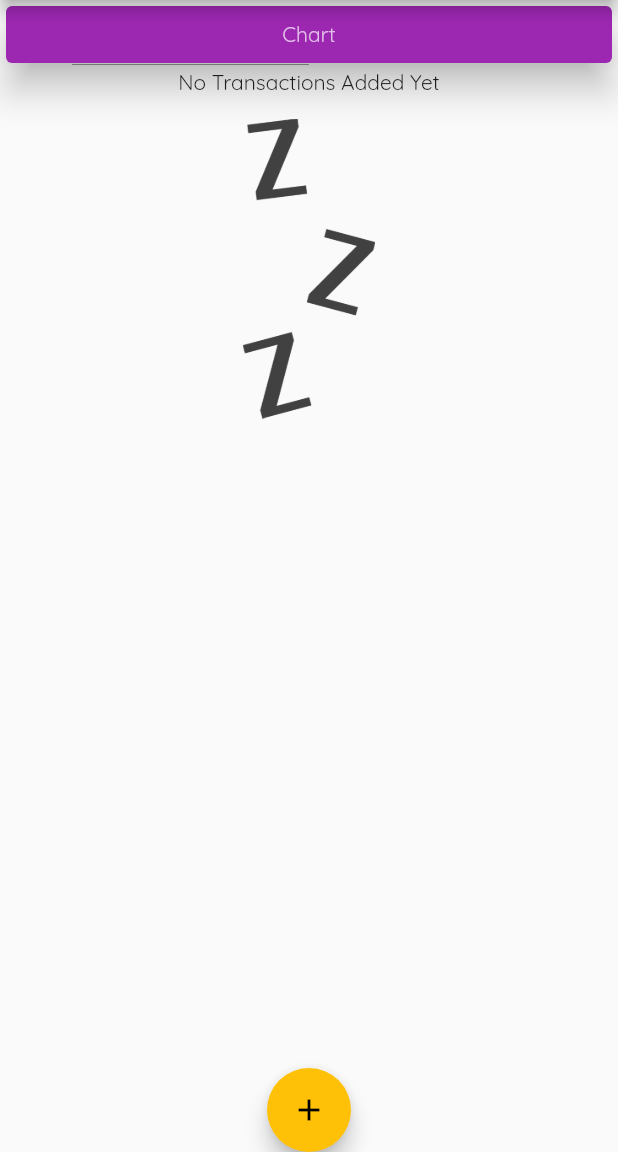
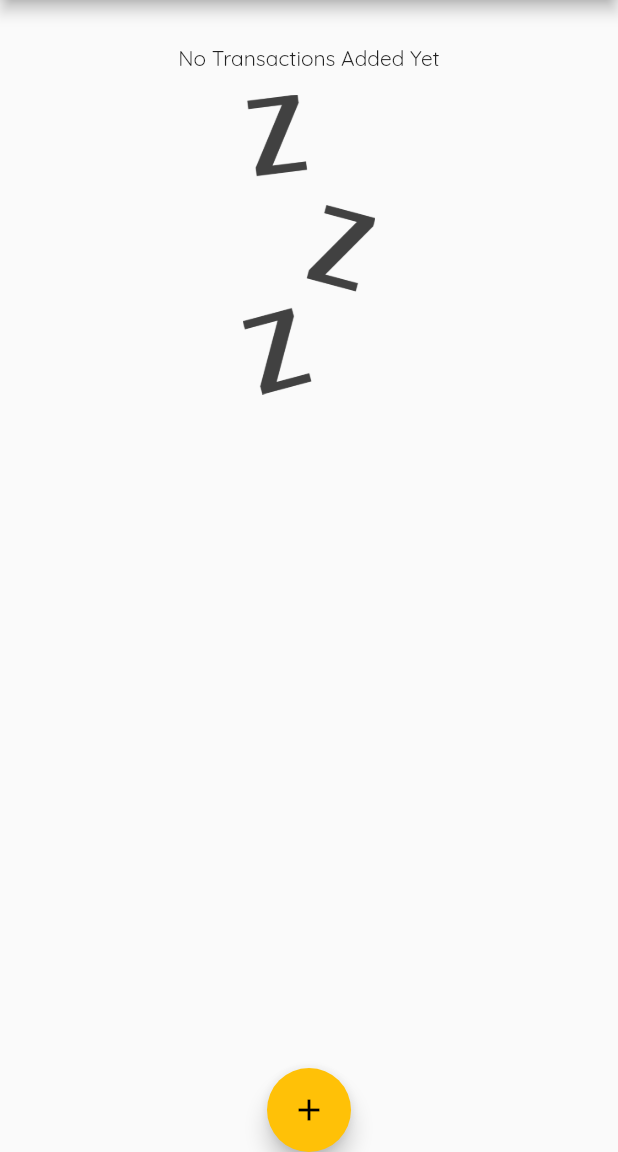
Before and after one commit to Ontan8/personal_expenses, a Flutter app: the screen it shows after launch, on a phone screen of 412 x 824 dp, the part 84-1236 px from its top. Run offline on Flutter 3.47's test engine with Material 2 defaults, Android fonts, the phone set to English and light mode, and no system bars.

Commit message:
small changes

```diff
--- a/lib/main.dart
+++ b/lib/main.dart
@@ -2,6 +2,7 @@ import 'package:expenses/widgets/input_form.dart';
 import 'package:flutter/material.dart';
 import './models/transaction.dart';
 import './widgets/transactions_list.dart';
+import './widgets/chart.dart';
 
 //ignore_for_file: prefer_const_constructors
 //ignore_for_file: use_key_in_widget_constructors
@@ -33,6 +34,12 @@ class HomePage extends StatefulWidget {
 
 class _HomePageState extends State<HomePage> {
   final List<Transaction> userTransaction = [];
+
+  List<Transaction> get _recentTransactions {
+    return userTransaction.where((element) {
+      return element.date.isAfter(DateTime.now().subtract(Duration(days: 7)));
+    }).toList();
+  }
 
   void _addTransactions(String title, double amount) {
     final newTx = Transaction(
@@ -75,20 +82,7 @@ class _HomePageState extends State<HomePage> {
             mainAxisAlignment: MainAxisAlignment.start,
             crossAxisAlignment: CrossAxisAlignment.stretch,
             children: [
-              Card(
-                child: Container(
-                  child: Text(
-                    'Chart',
-                    textAlign: TextAlign.center,
-                    style:
-                        TextStyle(color: Theme.of(context).primaryColorLight),
-                  ),
-                  width: double.infinity,
-                  padding: EdgeInsets.all(10),
-                ),
-                elevation: 10,
-                color: Theme.of(context).primaryColor,
-              ),
+              Chart(_recentTransactions),
               TransactionsList(userTransaction),
             ],
           ),
--- a/lib/widgets/chart.dart
+++ b/lib/widgets/chart.dart
@@ -17,7 +17,7 @@ class Chart extends StatelessWidget {
           totalSum += i.amount;
         }
       }
-      return {'day': DateFormat.E(weekDay), 'amount': totalSum};
+      return {'day': DateFormat.E().format(weekDay), 'amount': totalSum};
     });
   }
 
```
